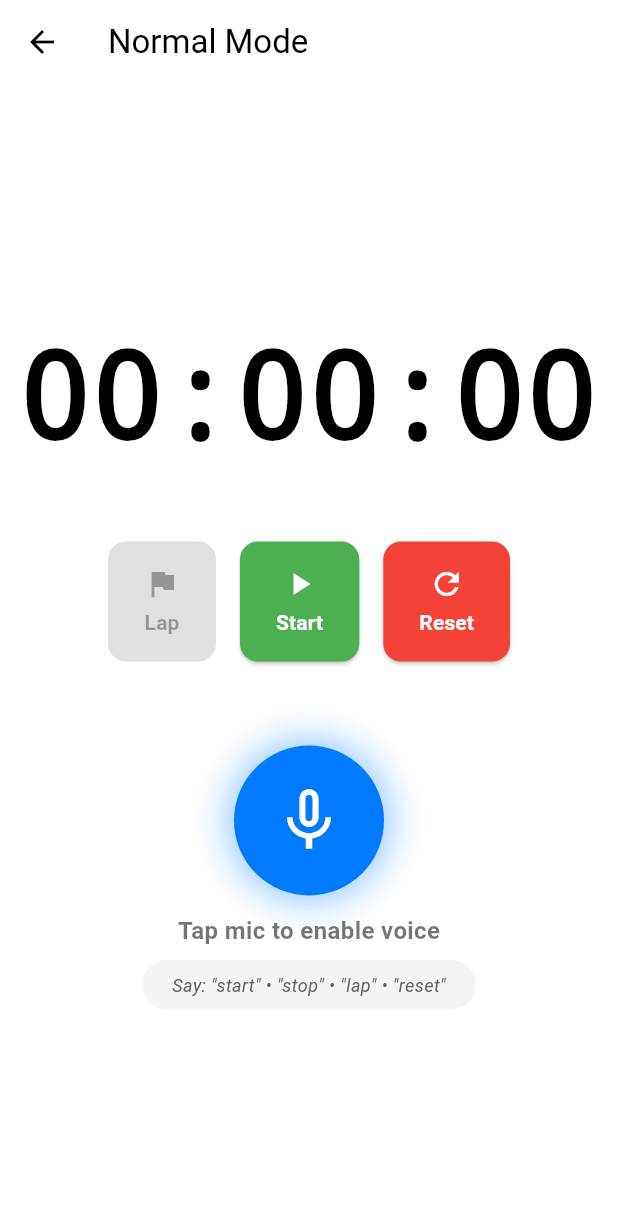
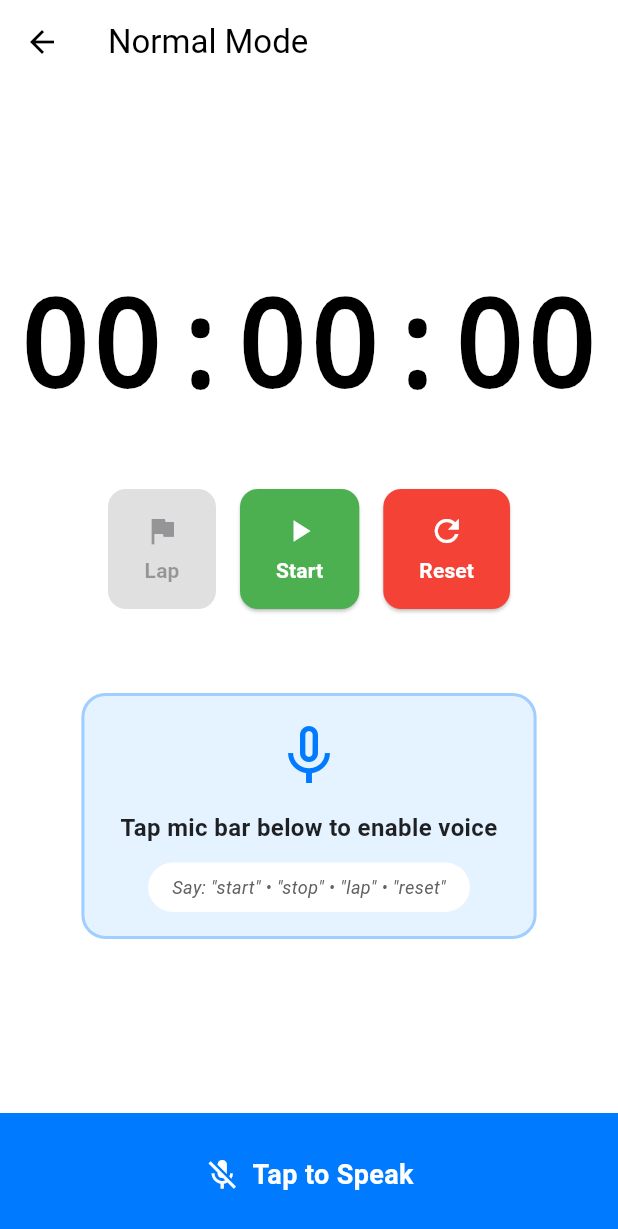
Before and after one commit to devgrg25/TickTalk-User-Stories-and-Project-Setup-Group-2-, a Flutter app: the StopwatchNormalMode screen opened directly, on a phone screen of 412 x 824 dp. Shown: the top 1229 px of the screen. Run offline on Flutter 3.47's test engine with Material 3 defaults, Android fonts, the phone set to English and light mode, and no system bars; our stand-ins replace flutter_tts, shared_preferences, speech_to_text; missing offline and left inert: google_speech; accounts and stored records are empty.

Commit message:
feat: integrate global mic for stopwatch normal mode

```diff
--- a/lib/stopwatch_normal_mode.dart
+++ b/lib/stopwatch_normal_mode.dart
@@ -5,7 +5,7 @@ import 'package:flutter_tts/flutter_tts.dart';
 import 'dart:async';
 
 class StopwatchNormalMode extends StatefulWidget {
-  final bool autoStart; // Flag to check if auto-started from homepage
+  final bool autoStart;
 
   const StopwatchNormalMode({super.key, this.autoStart = false});
 
@@ -42,7 +42,7 @@ class _StopwatchNormalModeState extends State<StopwatchNormalMode>
     if (widget.autoStart) {
       Future.delayed(const Duration(milliseconds: 500), () {
         if (mounted) {
-          _start(); // Auto-start the stopwatch
+          _start();
           _startListening(); // Auto-start voice listening
         }
       });
@@ -120,7 +120,7 @@ class _StopwatchNormalModeState extends State<StopwatchNormalMode>
     _ticker.dispose();
     _stopwatch.stop();
     _speech.cancel();
-    _tts.stop(); // Stop TTS when disposing
+    _tts.stop();
     super.dispose();
   }
 
@@ -160,13 +160,7 @@ class _StopwatchNormalModeState extends State<StopwatchNormalMode>
     }
   }
 
-  void _toggleListening() async {
-    if (_isListening) {
-      await _stopListening();
-    } else {
-      await _startListening();
-    }
-  }
+  // ✅ REMOVED: _toggleListening() - no longer needed
 
   Future<void> _startListening() async {
     if (!_speech.isAvailable) {
@@ -254,7 +248,6 @@ class _StopwatchNormalModeState extends State<StopwatchNormalMode>
       if (_laps.isNotEmpty) {
         setState(() => _showSummary = true);
         _speakFast('Showing laps');
-        // Stop listening when showing summary
         await _stopListening();
       } else {
         _speakFast('No laps recorded');
@@ -298,12 +291,12 @@ class _StopwatchNormalModeState extends State<StopwatchNormalMode>
         leading: BackButton(
           color: Colors.black,
           onPressed: () {
-            // Stop TTS and speech when going back
             _tts.stop();
             _speech.cancel();
             Navigator.of(context).pop();
           },
         ),
+        // ✅ REMOVED: Local mic button from AppBar actions
       ),
       body: Column(
         children: [
@@ -355,7 +348,7 @@ class _StopwatchNormalModeState extends State<StopwatchNormalMode>
                   ElevatedButton.icon(
                     onPressed: () {
                       setState(() => _showSummary = true);
-                      _stopListening(); // Stop listening when viewing summary
+                      _stopListening();
                     },
                     icon: const Icon(Icons.list_alt, size: 20),
                     label: Text('View ${_laps.length} Lap${_laps.length > 1 ? 's' : ''}'),
@@ -370,55 +363,51 @@ class _StopwatchNormalModeState extends State<StopwatchNormalMode>
                   ),
                 const SizedBox(height: 32),
 
-                // Mic Button
+                // ✅ NEW: Replaced local mic button with global mic hint
                 Column(
                   children: [
                     Semantics(
-                      label: _isListening
-                          ? 'Voice control active. Tap to stop listening'
-                          : 'Voice control. Tap to start listening for commands',
-                      button: true,
-                      hint: 'Double tap to activate',
-                      child: GestureDetector(
-                        onTap: _toggleListening,
+                      label: 'Voice control info',
+                      hint: 'Use the mic bar at the bottom of the screen',
                       child: Container(
-                          width: 100,
-                          height: 100,
+                        padding: const EdgeInsets.symmetric(horizontal: 24, vertical: 16),
+                        margin: const EdgeInsets.symmetric(horizontal: 24),
                         decoration: BoxDecoration(
-                            shape: BoxShape.circle,
-                            color: _isListening ? Colors.red : const Color(0xFF007BFF),
-                            boxShadow: [
-                              BoxShadow(
-                                color: (_isListening ? Colors.red : const Color(0xFF007BFF))
-                                    .withOpacity(0.4),
-                                blurRadius: 20,
-                                spreadRadius: 5,
-                              ),
-                            ],
-                          ),
-                          child: Icon(
-                            _isListening ? Icons.mic : Icons.mic_none,
-                            color: Colors.white,
-                            size: 50,
+                          color: _isListening
+                              ? Colors.red.withOpacity(0.1)
+                              : const Color(0xFF007BFF).withOpacity(0.1),
+                          borderRadius: BorderRadius.circular(16),
+                          border: Border.all(
+                            color: _isListening
+                                ? Colors.red.withOpacity(0.3)
+                                : const Color(0xFF007BFF).withOpacity(0.3),
+                            width: 2,
                           ),
                         ),
-                      ),
+                        child: Column(
+                          children: [
+                            Icon(
+                              _isListening ? Icons.mic : Icons.mic_none,
+                              color: _isListening ? Colors.red : const Color(0xFF007BFF),
+                              size: 48,
                             ),
                             const SizedBox(height: 12),
                             Text(
-                      _isListening ? '🎤 Listening for commands...' : 'Tap mic to enable voice',
+                              _isListening
+                                  ? '🎤 Listening for commands...'
+                                  : 'Tap mic bar below to enable voice',
+                              textAlign: TextAlign.center,
                               style: TextStyle(
-                        color: _isListening ? Colors.red : Colors.black54,
+                                color: _isListening ? Colors.red : Colors.black87,
                                 fontSize: 16,
                                 fontWeight: FontWeight.w600,
                               ),
                             ),
-                    const SizedBox(height: 8),
-
+                            const SizedBox(height: 12),
                             Container(
-                      padding: const EdgeInsets.symmetric(horizontal: 20, vertical: 8),
+                              padding: const EdgeInsets.symmetric(horizontal: 16, vertical: 8),
                               decoration: BoxDecoration(
-                        color: Colors.grey.shade100,
+                                color: Colors.white,
                                 borderRadius: BorderRadius.circular(20),
                               ),
                               child: Text(
@@ -430,17 +419,13 @@ class _StopwatchNormalModeState extends State<StopwatchNormalMode>
                                 ),
                               ),
                             ),
-
                             if (_lastRecognizedCommand.isNotEmpty) ...[
                               const SizedBox(height: 12),
                               Container(
                                 padding: const EdgeInsets.symmetric(horizontal: 16, vertical: 8),
                                 decoration: BoxDecoration(
-                          color: const Color(0xFF007BFF).withOpacity(0.1),
+                                  color: Colors.white,
                                   borderRadius: BorderRadius.circular(12),
-                          border: Border.all(
-                            color: const Color(0xFF007BFF).withOpacity(0.3),
-                          ),
                                 ),
                                 child: Column(
                                   children: [
@@ -468,10 +453,50 @@ class _StopwatchNormalModeState extends State<StopwatchNormalMode>
                             ],
                           ],
                         ),
+                      ),
+                    ),
+                  ],
+                ),
               ],
             ),
           ),
         ],
+      ),
+      // ✅ NEW: Add bottom mic bar directly in this page
+      bottomNavigationBar: GestureDetector(
+        onTap: () async {
+          if (_isListening) {
+            await _stopListening();
+          } else {
+            await _startListening();
+          }
+        },
+        child: AnimatedContainer(
+          duration: const Duration(milliseconds: 300),
+          color: _isListening ? Colors.redAccent : const Color(0xFF007BFF),
+          width: double.infinity,
+          padding: const EdgeInsets.symmetric(vertical: 28),
+          child: SafeArea(
+            child: Row(
+              mainAxisAlignment: MainAxisAlignment.center,
+              children: [
+                Icon(
+                  _isListening ? Icons.mic : Icons.mic_off,
+                  color: Colors.white,
+                ),
+                const SizedBox(width: 8),
+                Text(
+                  _isListening ? "Listening... Tap to stop" : "Tap to Speak",
+                  style: const TextStyle(
+                    color: Colors.white,
+                    fontSize: 18,
+                    fontWeight: FontWeight.w600,
+                  ),
+                ),
+              ],
+            ),
+          ),
+        ),
       ),
     );
   }
@@ -511,7 +536,6 @@ class _StopwatchNormalModeState extends State<StopwatchNormalMode>
                   ),
                 ),
                 const SizedBox(height: 16),
-                // Speak Summary Button
                 ElevatedButton.icon(
                   onPressed: _speakSummary,
                   icon: const Icon(Icons.volume_up, size: 24),
@@ -602,10 +626,8 @@ class _StopwatchNormalModeState extends State<StopwatchNormalMode>
                 width: double.infinity,
                 child: ElevatedButton.icon(
                   onPressed: () async {
-                    // FIXED: Stop TTS when closing summary
                     await _tts.stop();
                     setState(() => _showSummary = false);
-                    // Restart listening after closing summary
                     if (_isListening) {
                       _startListening();
                     }
```
Lines whose indentation alone changed are shown as unchanged.
